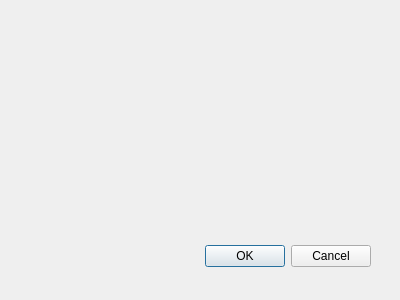
Old version of the form tasking_manager/tasking_manager_dialog_base.ui in the repository JorgeMrtnzG/qgis-tasking-manager.
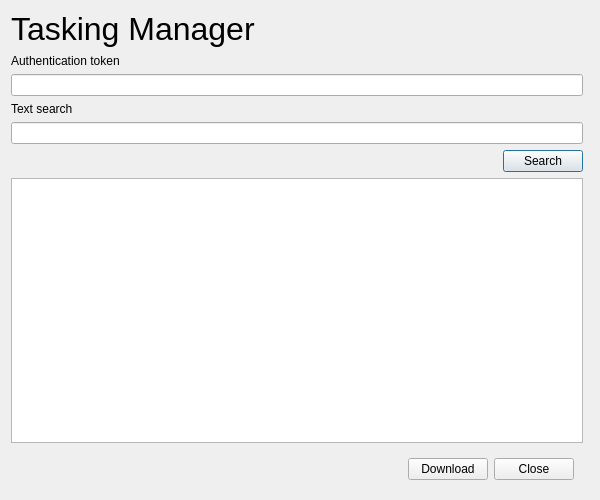
New version of the form.

```diff
--- a/tasking_manager/tasking_manager_dialog_base.ui
+++ b/tasking_manager/tasking_manager_dialog_base.ui
@@ -1,33 +1,94 @@
 <ui version="4.0" >
  <class>TaskingManagerDialogBase</class>
- <widget class="QDialog" name="TaskingManagerDialogBase" >
-  <property name="geometry" >
+ <widget class="QDialog" name="TaskingManagerDialogBase">
+  <property name="geometry">
    <rect>
     <x>0</x>
     <y>0</y>
-    <width>400</width>
-    <height>300</height>
+    <width>600</width>
+    <height>500</height>
    </rect>
   </property>
   <property name="windowTitle" >
    <string>Tasking Manager</string>
   </property>
-  <widget class="QDialogButtonBox" name="button_box" >
-   <property name="geometry" >
-    <rect>
-     <x>30</x>
-     <y>240</y>
-     <width>341</width>
-     <height>32</height>
-    </rect>
-   </property>
-   <property name="orientation" >
-    <enum>Qt::Horizontal</enum>
-   </property>
-   <property name="standardButtons" >
-    <set>QDialogButtonBox::Cancel|QDialogButtonBox::Ok</set>
-   </property>
-  </widget>
+  <layout class="QGridLayout" name="gridLayout">
+   <item row="2" column="0">
+    <widget class="QLineEdit" name="token_edit"/>
+   </item>
+   <item row="6" column="0">
+    <widget class="QListWidget" name="projects_list"/>
+   </item>
+   <item row="4" column="0">
+    <widget class="QLineEdit" name="textsearch_edit"/>
+   </item>
+   <item row="3" column="0">
+    <widget class="QLabel" name="label_3">
+     <property name="text">
+      <string>Text search</string>
+     </property>
+    </widget>
+   </item>
+   <item row="1" column="0">
+    <widget class="QLabel" name="label">
+     <property name="text">
+      <string>Authentication token</string>
+     </property>
+    </widget>
+   </item>
+   <item row="0" column="0" colspan="2">
+    <widget class="QLabel" name="label_title">
+     <property name="text">
+      <string>&lt;html&gt;&lt;head/&gt;&lt;body&gt;&lt;p&gt;&lt;span style=&quot; font-size:24pt;&quot;&gt;Tasking Manager&lt;/span&gt;&lt;/p&gt;&lt;/body&gt;&lt;/html&gt;</string>
+     </property>
+    </widget>
+   </item>
+   <item row="5" column="0" alignment="Qt::AlignRight">
+    <widget class="QPushButton" name="search_button">
+     <property name="sizePolicy">
+      <sizepolicy hsizetype="Maximum" vsizetype="Minimum">
+       <horstretch>0</horstretch>
+       <verstretch>0</verstretch>
+      </sizepolicy>
+     </property>
+     <property name="text">
+      <string>Search</string>
+     </property>
+    </widget>
+   </item>
+   <item row="7" column="0" alignment="Qt::AlignRight">
+    <widget class="QWidget" name="horizontalWidget" native="true">
+     <layout class="QHBoxLayout" name="horizontalLayout">
+      <item>
+       <widget class="QPushButton" name="download_button">
+        <property name="sizePolicy">
+         <sizepolicy hsizetype="Maximum" vsizetype="Fixed">
+          <horstretch>0</horstretch>
+          <verstretch>0</verstretch>
+         </sizepolicy>
+        </property>
+        <property name="text">
+         <string>Download</string>
+        </property>
+       </widget>
+      </item>
+      <item alignment="Qt::AlignRight">
+       <widget class="QPushButton" name="close_button">
+        <property name="sizePolicy">
+         <sizepolicy hsizetype="Maximum" vsizetype="Fixed">
+          <horstretch>0</horstretch>
+          <verstretch>0</verstretch>
+         </sizepolicy>
+        </property>
+        <property name="text">
+         <string>Close</string>
+        </property>
+       </widget>
+      </item>
+     </layout>
+    </widget>
+   </item>
+  </layout>
  </widget>
  <resources/>
  <connections>
```
Left out of the diff: 40 changed lines with no effect on the pictures.
